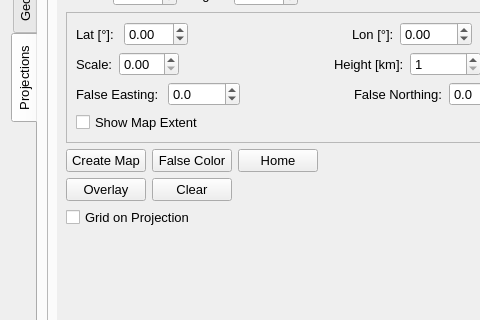
hvanruys/EUMETCastView, file core/formtoolbox.ui: the form before one commit; both pictures show x 0 to 480 and y 359 to 679 of the 680 by 1201 pixel window.
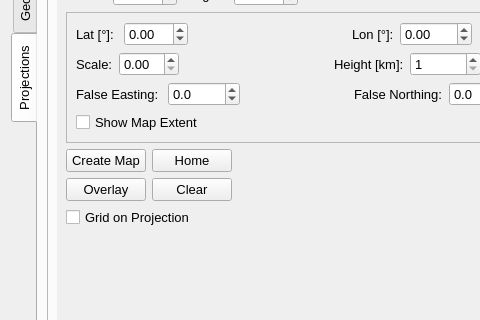
The form after the commit. The open tabs and pages were chosen to show the change. Custom widgets are drawn as their Qt base class.

```diff
--- a/core/formtoolbox.ui
+++ b/core/formtoolbox.ui
@@ -8255,8 +8255,8 @@
                 <rect>
                  <x>0</x>
                  <y>0</y>
-                 <width>574</width>
-                 <height>428</height>
+                 <width>486</width>
+                 <height>336</height>
                 </rect>
                </property>
                <attribute name="label">
@@ -8582,16 +8582,6 @@
                     </property>
                    </widget>
                   </item>
-                  <item>
-                   <widget class="QPushButton" name="btnGVPFalseColor">
-                    <property name="text">
-                     <string>False Color</string>
-                    </property>
-                    <property name="checkable">
-                     <bool>true</bool>
-                    </property>
-                   </widget>
-                  </item>
                   <item>
                    <widget class="QPushButton" name="btnGVPHome">
                     <property name="text">
```
Left out of the diff: 32 changed lines with no effect on the pictures.
